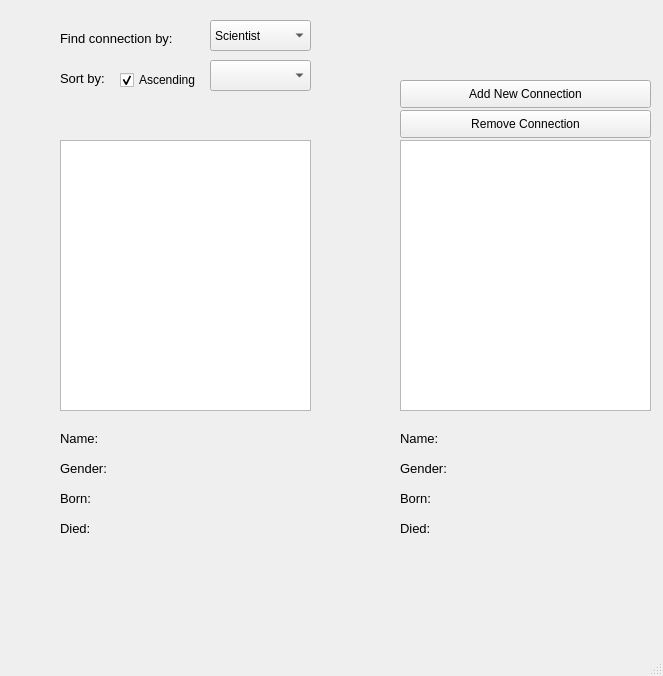
Old version of the form Verk1_2/connectionscreen.ui in the repository steinarb08/Verkefni1_2.
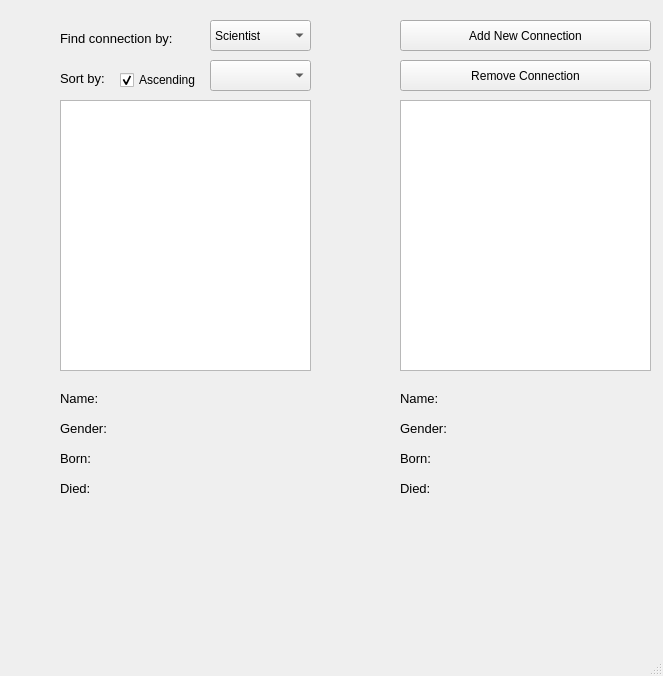
New version of the form.

Commit message: Added the ability to pass parent screen as variable so that we can automatically update values when adding a new connection

Patch:
```diff
--- a/Verk1_2/connectionscreen.ui
+++ b/Verk1_2/connectionscreen.ui
@@ -38,7 +38,7 @@
     <property name="geometry">
      <rect>
       <x>60</x>
-      <y>140</y>
+      <y>100</y>
       <width>251</width>
       <height>271</height>
      </rect>
@@ -48,7 +48,7 @@
     <property name="geometry">
      <rect>
       <x>60</x>
-      <y>430</y>
+      <y>390</y>
       <width>55</width>
       <height>16</height>
      </rect>
@@ -66,7 +66,7 @@
     <property name="geometry">
      <rect>
       <x>60</x>
-      <y>460</y>
+      <y>420</y>
       <width>55</width>
       <height>16</height>
      </rect>
@@ -84,7 +84,7 @@
     <property name="geometry">
      <rect>
       <x>60</x>
-      <y>490</y>
+      <y>450</y>
       <width>111</width>
       <height>16</height>
      </rect>
@@ -102,7 +102,7 @@
     <property name="geometry">
      <rect>
       <x>60</x>
-      <y>520</y>
+      <y>480</y>
       <width>55</width>
       <height>16</height>
      </rect>
@@ -120,7 +120,7 @@
     <property name="geometry">
      <rect>
       <x>130</x>
-      <y>430</y>
+      <y>390</y>
       <width>171</width>
       <height>16</height>
      </rect>
@@ -138,7 +138,7 @@
     <property name="geometry">
      <rect>
       <x>130</x>
-      <y>490</y>
+      <y>450</y>
       <width>171</width>
       <height>16</height>
      </rect>
@@ -156,7 +156,7 @@
     <property name="geometry">
      <rect>
       <x>130</x>
-      <y>520</y>
+      <y>480</y>
       <width>171</width>
       <height>16</height>
      </rect>
@@ -174,7 +174,7 @@
     <property name="geometry">
      <rect>
       <x>130</x>
-      <y>460</y>
+      <y>420</y>
       <width>171</width>
       <height>16</height>
      </rect>
@@ -192,7 +192,7 @@
     <property name="geometry">
      <rect>
       <x>400</x>
-      <y>140</y>
+      <y>100</y>
       <width>251</width>
       <height>271</height>
      </rect>
@@ -202,7 +202,7 @@
     <property name="geometry">
      <rect>
       <x>470</x>
-      <y>520</y>
+      <y>480</y>
       <width>171</width>
       <height>16</height>
      </rect>
@@ -220,7 +220,7 @@
     <property name="geometry">
      <rect>
       <x>470</x>
-      <y>430</y>
+      <y>390</y>
       <width>171</width>
       <height>16</height>
      </rect>
@@ -238,7 +238,7 @@
     <property name="geometry">
      <rect>
       <x>470</x>
-      <y>490</y>
+      <y>450</y>
       <width>171</width>
       <height>16</height>
      </rect>
@@ -256,7 +256,7 @@
     <property name="geometry">
      <rect>
       <x>400</x>
-      <y>430</y>
+      <y>390</y>
       <width>55</width>
       <height>16</height>
      </rect>
@@ -274,7 +274,7 @@
     <property name="geometry">
      <rect>
       <x>400</x>
-      <y>490</y>
+      <y>450</y>
       <width>111</width>
       <height>16</height>
      </rect>
@@ -292,7 +292,7 @@
     <property name="geometry">
      <rect>
       <x>400</x>
-      <y>520</y>
+      <y>480</y>
       <width>55</width>
       <height>16</height>
      </rect>
@@ -310,7 +310,7 @@
     <property name="geometry">
      <rect>
       <x>470</x>
-      <y>460</y>
+      <y>420</y>
       <width>171</width>
       <height>16</height>
      </rect>
@@ -328,7 +328,7 @@
     <property name="geometry">
      <rect>
       <x>400</x>
-      <y>460</y>
+      <y>420</y>
       <width>55</width>
       <height>16</height>
      </rect>
@@ -408,9 +408,9 @@
     <property name="geometry">
      <rect>
       <x>400</x>
-      <y>80</y>
+      <y>20</y>
       <width>251</width>
-      <height>28</height>
+      <height>31</height>
      </rect>
     </property>
     <property name="text">
@@ -421,9 +421,9 @@
     <property name="geometry">
      <rect>
       <x>400</x>
-      <y>110</y>
+      <y>60</y>
       <width>251</width>
-      <height>28</height>
+      <height>31</height>
      </rect>
     </property>
     <property name="text">
```
Left out of the diff: 2 changed lines with no effect on the pictures. The commit also changes 4 other files.
